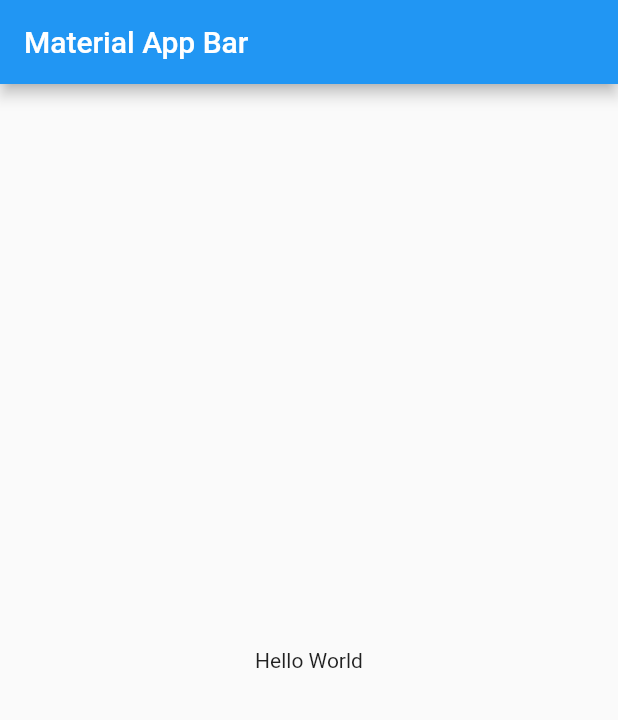
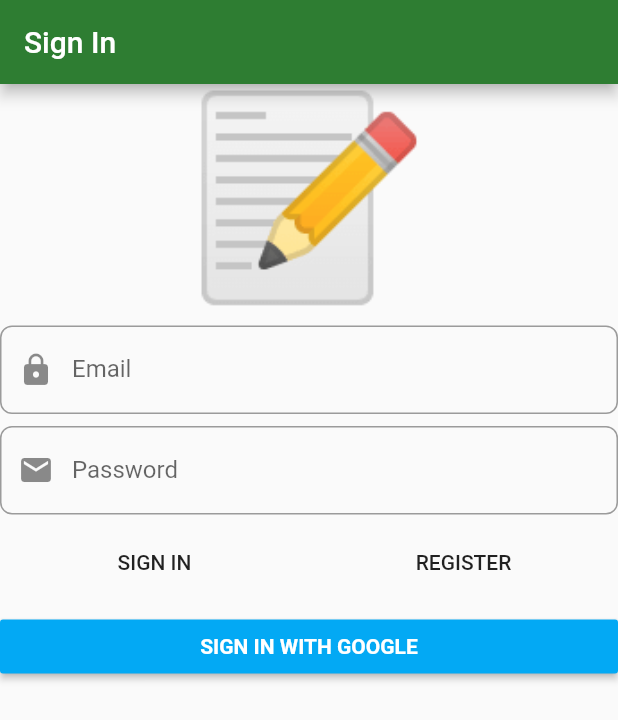
Before and after one commit to Vitaly-V/ddd_notes_app, a Flutter app: the screen it shows after launch, on a phone screen of 412 x 824 dp. Shown: the top 720 px of the screen. Run offline on Flutter 3.47's test engine with Material 2 defaults, Android fonts, the phone set to English and light mode, and no system bars; our stand-ins replace bloc, dartz, firebase_auth, firebase_core, flushbar, flutter_bloc and 4 more; accounts and stored records are empty; generated files the repository leaves out were written again.

```diff
--- a/lib/main.dart
+++ b/lib/main.dart
@@ -1,27 +1,14 @@
-import 'package:dddnotesapp/injection.dart';
+import 'package:firebase_core/firebase_core.dart';
 import 'package:flutter/material.dart';
 import 'package:injectable/injectable.dart';
 
-void main() {
+import 'injection.dart';
+import 'presentation/core/app_widget.dart';
+
+Future<void> main() async {
+  WidgetsFlutterBinding
+      .ensureInitialized(); // need explicit binding before new Firebase call
+  await Firebase.initializeApp();
   configureInjection(Environment.prod);
-  runApp(MyApp());
+  runApp(AppWidget());
 }
-
-class MyApp extends StatelessWidget {
-  @override
-  Widget build(BuildContext context) {
-    return MaterialApp(
-      title: 'Material App',
-      home: Scaffold(
-        appBar: AppBar(
-          title: Text('Material App Bar'),
-        ),
-        body: Center(
-          child: Container(
-            child: Text('Hello World'),
-          ),
-        ),
-      ),
-    );
-  }
-}
--- /dev/null
+++ b/lib/presentation/core/app_widget.dart
@@ -0,0 +1,22 @@
+import 'package:dddnotesapp/presentation/sign_in/sign_in_screen.dart';
+import 'package:flutter/material.dart';
+
+class AppWidget extends StatelessWidget {
+  @override
+  Widget build(BuildContext context) {
+    return MaterialApp(
+      title: 'Notes',
+      home: SignInScreen(),
+      debugShowCheckedModeBanner: false,
+      theme: ThemeData.light().copyWith(
+        primaryColor: Colors.green[800],
+        accentColor: Colors.blueAccent,
+        inputDecorationTheme: InputDecorationTheme(
+          border: OutlineInputBorder(
+            borderRadius: BorderRadius.circular(8),
+          ),
+        ),
+      ),
+    );
+  }
+}
--- /dev/null
+++ b/lib/presentation/sign_in/sign_in_screen.dart
@@ -0,0 +1,20 @@
+import 'package:flutter/material.dart';
+import 'package:flutter_bloc/flutter_bloc.dart';
+
+import '../../application/auth/sign_in_form/sign_in_form_bloc.dart';
+import '../../injection.dart';
+import 'widgets/sign_in_form.dart';
+
+class SignInScreen extends StatelessWidget {
+  @override
+  Widget build(BuildContext context) {
+    return Scaffold(
+        appBar: AppBar(
+          title: const Text('Sign In'),
+        ),
+        body: BlocProvider<SignInFormBloc>(
+          create: (BuildContext context) => getIt<SignInFormBloc>(),
+          child: SignInForm(),
+        ));
+  }
+}
--- /dev/null
+++ b/lib/presentation/sign_in/widgets/sign_in_form.dart
@@ -0,0 +1,138 @@
+import 'package:dartz/dartz.dart';
+import 'package:dddnotesapp/domain/auth/auth_failure.dart';
+import 'package:flushbar/flushbar_helper.dart';
+import 'package:flutter/material.dart';
+import 'package:flutter_bloc/flutter_bloc.dart';
+
+import '../../../application/auth/sign_in_form/sign_in_form_bloc.dart';
+import '../../../domain/core/failures.dart';
+
+class SignInForm extends StatelessWidget {
+  @override
+  Widget build(BuildContext context) {
+    return BlocConsumer<SignInFormBloc, SignInFormState>(
+      listener: (BuildContext context, SignInFormState state) {
+        state.authFailureOrSuccess.fold(
+          () {},
+          (Either<AuthFailure, Unit> either) =>
+              either.fold((AuthFailure failure) {
+            FlushbarHelper.createError(
+              message: failure.map(
+                cancelledByUser: (_) => 'Cancelled',
+                serverError: (_) => 'Server error',
+                emailAlreadyInUse: (_) => 'Email already in use',
+                invalidEmailAndPasswordCombination: (_) =>
+                    'Invalid email and password combination',
+              ),
+            ).show(context);
+          }, (_) {}),
+        );
+      },
+      builder: (BuildContext context, SignInFormState state) {
+        return Form(
+          autovalidate: state.showErrorMessages,
+          child: ListView(
+            children: <Widget>[
+              const Text(
+                '📝',
+                textAlign: TextAlign.center,
+                style: TextStyle(
+                  fontSize: 130,
+                ),
+              ),
+              const SizedBox(
+                height: 8,
+              ),
+              TextFormField(
+                decoration: const InputDecoration(
+                  prefixIcon: Icon(Icons.lock),
+                  labelText: 'Email',
+                ),
+                autocorrect: false,
+                onChanged: (String value) => context
+                    .bloc<SignInFormBloc>()
+                    .add(SignInFormEvent.emailChanged(value)),
+                validator: (_) => context
+                    .bloc<SignInFormBloc>()
+                    .state
+                    .emailAddress
+                    .value
+                    .fold(
+                        (ValueFailure<String> f) => f.maybeMap(
+                            invalidEmail: (_) => 'Invalid Email',
+                            orElse: () => null),
+                        (String r) => null),
+              ),
+              const SizedBox(
+                height: 8,
+              ),
+              TextFormField(
+                decoration: const InputDecoration(
+                  prefixIcon: Icon(Icons.email),
+                  labelText: 'Password',
+                ),
+                obscureText: true,
+                onChanged: (String value) => context
+                    .bloc<SignInFormBloc>()
+                    .add(SignInFormEvent.passwordChanged(value)),
+                validator: (_) => context
+                    .bloc<SignInFormBloc>()
+                    .state
+                    .password
+                    .value
+                    .fold(
+                        (ValueFailure<String> f) => f.maybeMap(
+                            shortPassword: (_) => 'Short Password',
+                            orElse: () => null),
+                        (String r) => null),
+              ),
+              const SizedBox(
+                height: 8,
+              ),
+              Row(
+                children: <Expanded>[
+                  Expanded(
+                    child: FlatButton(
+                      onPressed: () {
+                        context.bloc<SignInFormBloc>().add(const SignInFormEvent
+                            .signInWithEmailAndPasswordPressed());
+                      },
+                      child: const Text('SIGN IN'),
+                    ),
+                  ),
+                  Expanded(
+                    child: FlatButton(
+                      onPressed: () {
+                        context.bloc<SignInFormBloc>().add(const SignInFormEvent
+                            .registerWithEmailAndPasswordPressed());
+                      },
+                      child: const Text('REGISTER'),
+                    ),
+                  ),
+                ],
+              ),
+              const SizedBox(
+                height: 8,
+              ),
+              RaisedButton(
+                onPressed: () {
+                  context
+                      .bloc<SignInFormBloc>()
+                      .add(const SignInFormEvent.signInWithGooglePressed());
+                },
+                color: Colors.lightBlue,
+                child: const Text(
+                  'SIGN IN WITH GOOGLE',
+                  style: TextStyle(
+                    color: Colors.white,
+                    fontWeight: FontWeight.bold,
+                  ),
+                ),
+              )
+            ],
+          ),
+        );
+      },
+    );
+  }
+}
--- a/pubspec.yaml
+++ b/pubspec.yaml
@@ -19,6 +19,7 @@ dependencies:
   google_sign_in: ^4.5.3
   get_it: ^4.0.4
   injectable: ^1.0.4
+  flushbar: ^1.10.4
 
 dev_dependencies:
   flutter_test:
```
Also changed, not shown: pubspec.lock, 2 other files.
